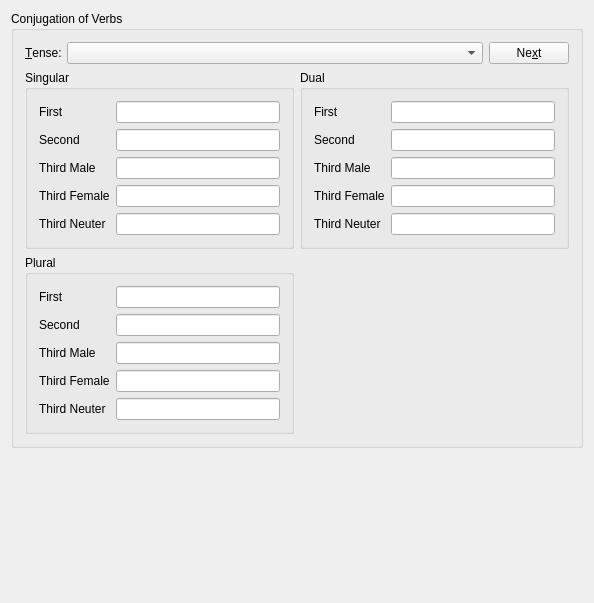
Qt form src/entry-dialogs/TenseEntryPageForm.ui (KDE/parley) before a commit.
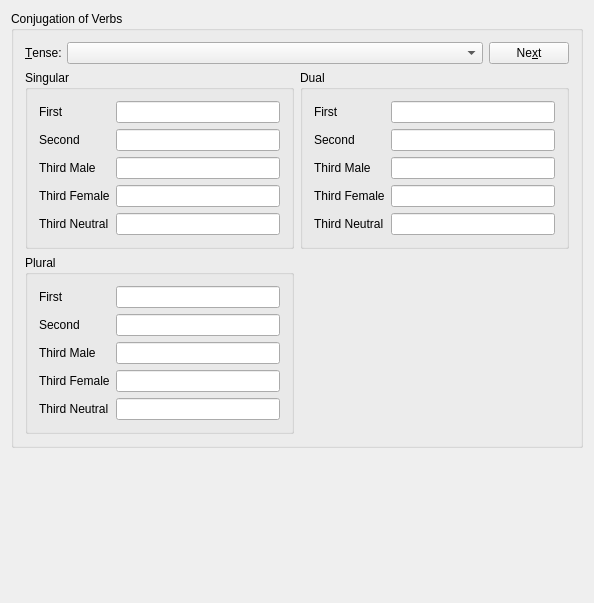
The same form after that commit.

Commit message: Use Neutral everywhere instead of Neuter. Make localization for special types work.

Diff of the .ui file:
```diff
--- a/src/entry-dialogs/TenseEntryPageForm.ui
+++ b/src/entry-dialogs/TenseEntryPageForm.ui
@@ -147,7 +147,7 @@
          <item row="4" column="0" >
           <widget class="QLabel" name="singularThirdNeuterPersonLabel" >
            <property name="text" >
-            <string>Third Neuter</string>
+            <string>Third Neutral</string>
            </property>
            <property name="buddy" >
             <cstring>singularThirdNeuterPersonLineEdit</cstring>
@@ -221,7 +221,7 @@
          <item row="4" column="0" >
           <widget class="QLabel" name="pluralThirdNeuterPersonLabel" >
            <property name="text" >
-            <string>Third Neuter</string>
+            <string>Third Neutral</string>
            </property>
            <property name="buddy" >
             <cstring>pluralThirdNeuterPersonLineEdit</cstring>
@@ -295,7 +295,7 @@
          <item row="4" column="0" >
           <widget class="QLabel" name="dualThirdNeuterPersonLabel" >
            <property name="text" >
-            <string>Third Neuter</string>
+            <string>Third Neutral</string>
            </property>
            <property name="buddy" >
             <cstring>dualThirdNeuterPersonLineEdit</cstring>
```
Left out of the diff: 24 changed lines with no effect on the pictures. The commit also changes 6 other files.
